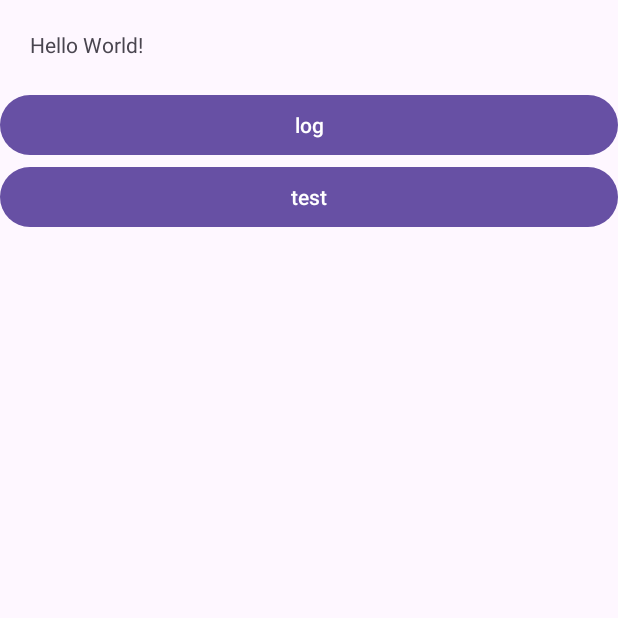
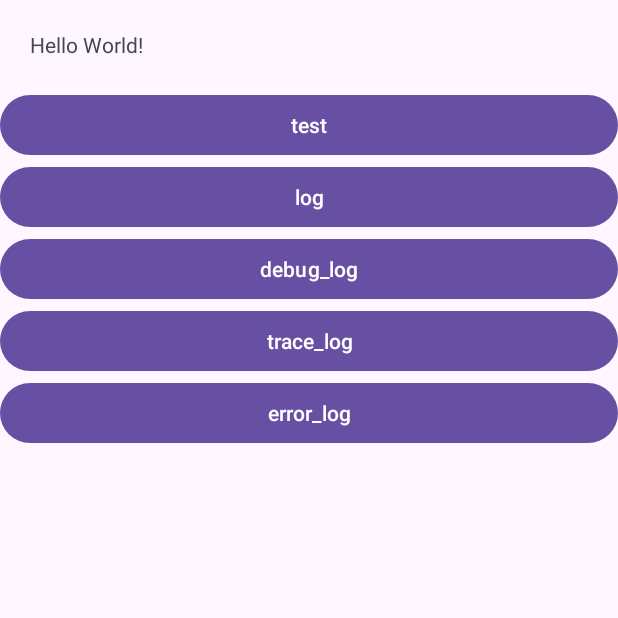
Before and after one commit to zzyyppqq/MarsXlogLearn, an Android app: the screen it shows after launch (MainActivity), on a phone screen of 412 x 824 dp, the top half of it. Run offline under Robolectric (Android 15) with nearby library versions, the phone set to English and light mode, and no system bars; 6 statements that could not run were skipped.

Commit message:
优化demo导包

```diff
--- a/app/src/main/java/com/zyp/xlog/learn/App.kt
+++ b/app/src/main/java/com/zyp/xlog/learn/App.kt
@@ -5,6 +5,14 @@ import android.app.Application
 class App : Application() {
     override fun onCreate() {
         super.onCreate()
+        Instance = this
         LogHelper.init()
     }
+
+    companion object {
+        lateinit var Instance: App
+    }
+
 }
+
+val app: App get() = App.Instance
--- a/app/src/main/java/com/zyp/xlog/learn/LogHelper.kt
+++ b/app/src/main/java/com/zyp/xlog/learn/LogHelper.kt
@@ -3,9 +3,12 @@ package com.zyp.xlog.learn
 import android.os.Environment
 import com.tencent.mars.xlog.Log
 import com.tencent.mars.xlog.Xlog
+import com.zyp.xlog.XLogSample
 
 
 object LogHelper {
+
+    val xlogSample = XLogSample()
 
     private var debugLog: Log.LogInstance? = null
     private var traceLog: Log.LogInstance? = null
@@ -21,8 +24,10 @@ object LogHelper {
      *
      * 使用 openLogInstance 创建新实例时，同样可以为其配置独立的参数（如不同的日志级别和文件路径），从而实现日志的分离。
      */
-    fun xlogInit() {
-        val logPath = Environment.getExternalStorageDirectory().path + "/MarsXlogLearn/xlog"
+    private fun xlogInit() {
+        // val logPath = Environment.getExternalStorageDirectory().path + "/MarsXlogLearn/xlog"
+        val logPath = (app.getExternalFilesDir(null)?.absolutePath?:"") + "/MarsXlogLearn/xlog"
+        android.util.Log.i("app_log", "LogHelper xlogInit logPath: $logPath")
         val xlog = Xlog()
         Log.setLogImp(xlog)
         Log.setConsoleLogOpen(true)
@@ -43,16 +48,22 @@ object LogHelper {
     }
 
     fun traceLog(msg: String) {
-        traceLog?.i("debug_log", msg)
+        traceLog?.i("trace_log", msg)
     }
 
     fun errorLog(msg: String) {
-        errorLog?.e("debug_log", msg)
+        errorLog?.e("error_log", msg)
+    }
+
+    fun errorLog(e: Throwable) {
+        errorLog?.e("error_log", android.util.Log.getStackTraceString(e))
     }
 
     fun close() {
-        Log.closeLogInstance("debug")
-        Log.closeLogInstance("trace")
-        Log.closeLogInstance("error")
+        try {
+            Log.appenderClose()
+        } catch (e: Throwable) {
+            e.printStackTrace()
+        }
     }
 }
--- a/app/src/main/java/com/zyp/xlog/learn/MainActivity.kt
+++ b/app/src/main/java/com/zyp/xlog/learn/MainActivity.kt
@@ -14,8 +14,6 @@ import com.zyp.xlog.XLogSample
 
 class MainActivity : AppCompatActivity() {
 
-    private val xlogSample = XLogSample()
-
     override fun onCreate(savedInstanceState: Bundle?) {
         super.onCreate(savedInstanceState)
         enableEdgeToEdge()
@@ -27,8 +25,12 @@ class MainActivity : AppCompatActivity() {
         }
 
         val tv = findViewById<TextView>(R.id.sample_text)
-        tv.text = xlogSample.stringFromJNI()
 
+
+
+        findViewById<Button>(R.id.btn_test).setOnClickListener {
+            tv.text = LogHelper.xlogSample.stringFromJNI()
+        }
 
 
         findViewById<Button>(R.id.btn_log).setOnClickListener {
@@ -37,10 +39,28 @@ class MainActivity : AppCompatActivity() {
             }
         }
 
-        findViewById<Button>(R.id.btn_test).setOnClickListener {
-            xlogSample.stringFromJNI()
+        findViewById<Button>(R.id.btn_debug_log).setOnClickListener {
+            LogHelper.debugLog("I am debug log")
+        }
+
+        findViewById<Button>(R.id.btn_trace_log).setOnClickListener {
+            LogHelper.debugLog("I am trace log")
+        }
+
+        findViewById<Button>(R.id.btn_error_log).setOnClickListener {
+            try {
+                1 / 0
+            } catch (e: Throwable) {
+                LogHelper.errorLog(e)
+            }
+
         }
     }
 
 
+    override fun onDestroy() {
+        super.onDestroy()
+        LogHelper.close()
+    }
+
 }
--- a/app/src/main/res/layout/activity_main.xml
+++ b/app/src/main/res/layout/activity_main.xml
@@ -16,15 +16,35 @@
         android:text="Hello World!" />
 
     <Button
+        android:id="@+id/btn_test"
+        android:layout_width="match_parent"
+        android:layout_height="wrap_content"
+        android:text="test" />
+
+
+    <Button
         android:id="@+id/btn_log"
         android:layout_width="match_parent"
         android:layout_height="wrap_content"
         android:text="log" />
 
+
     <Button
-        android:id="@+id/btn_test"
+        android:id="@+id/btn_debug_log"
         android:layout_width="match_parent"
         android:layout_height="wrap_content"
-        android:text="test" />
+        android:text="debug_log" />
+
+    <Button
+        android:id="@+id/btn_trace_log"
+        android:layout_width="match_parent"
+        android:layout_height="wrap_content"
+        android:text="trace_log" />
+
+    <Button
+        android:id="@+id/btn_error_log"
+        android:layout_width="match_parent"
+        android:layout_height="wrap_content"
+        android:text="error_log" />
 
 </LinearLayout>
--- a/xlog/src/main/res/layout/activity_main.xml
+++ /dev/null
@@ -1,6 +0,0 @@
-<?xml version="1.0" encoding="utf-8"?>
-<androidx.constraintlayout.widget.ConstraintLayout xmlns:android="http://schemas.android.com/apk/res/android"
-    android:layout_width="match_parent"
-    android:layout_height="match_parent">
-
-</androidx.constraintlayout.widget.ConstraintLayout>
```
